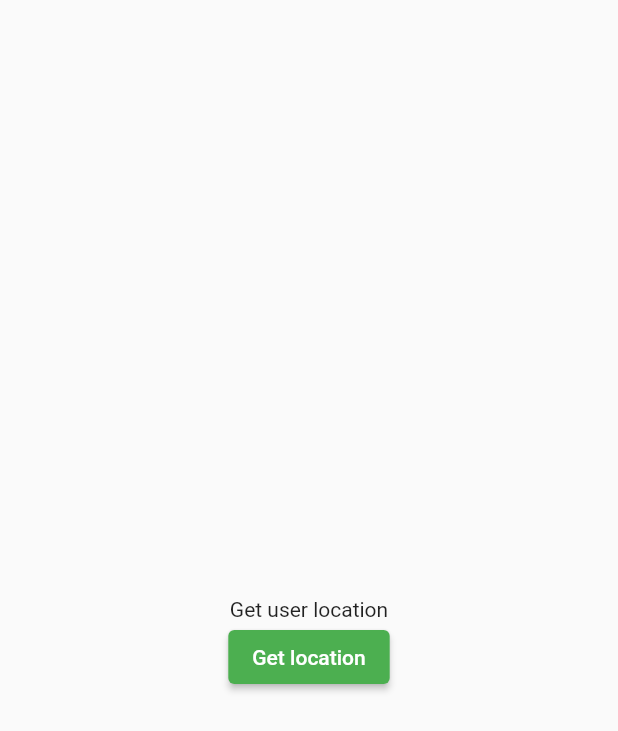
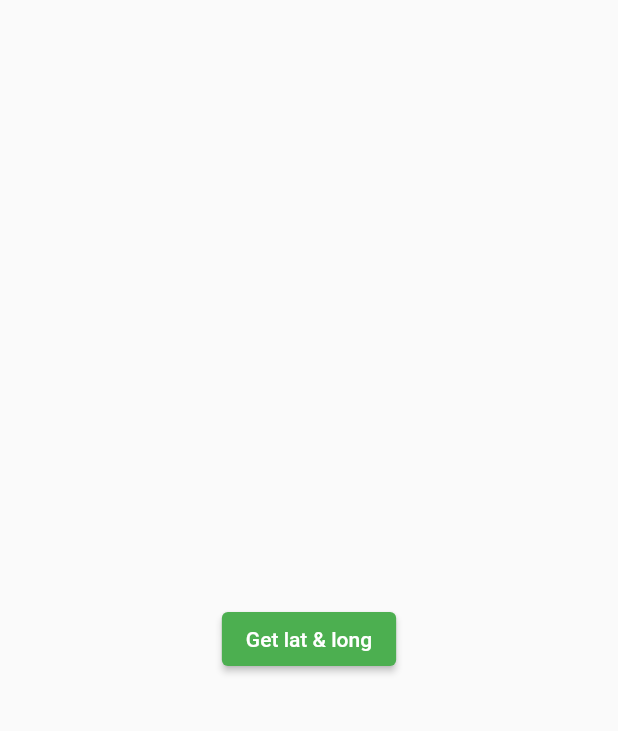
Before and after one commit to mpratama17/doaharian-app, a Flutter app: the Loc screen opened directly, on a phone screen of 412 x 824 dp. Shown: the top 731 px of the screen. Run offline on Flutter 3.47's test engine with Material 2 defaults, Android fonts, the phone set to English and light mode, and no system bars; our stand-ins replace firebase_auth, firebase_core, geolocator, shared_preferences; accounts and stored records are empty.

Commit message:
add long and lat

```diff
--- a/lib/view/location.dart
+++ b/lib/view/location.dart
@@ -38,13 +38,12 @@ class _LocState extends State<Loc> {
           // crossAxisAlignment: CrossAxisAlignment.center,
           children: [
             Center(child: Text(locationMessage)),
-            SizedBox(height: 20),
-            Text("Get user location"),
+            SizedBox(height: 12),
             ElevatedButton(
               onPressed: () {
                 getCurrentLocation();
               },
-              child: Text("Get location"),
+              child: Text("Get lat & long"),
             ),
           ],
         )),
```
